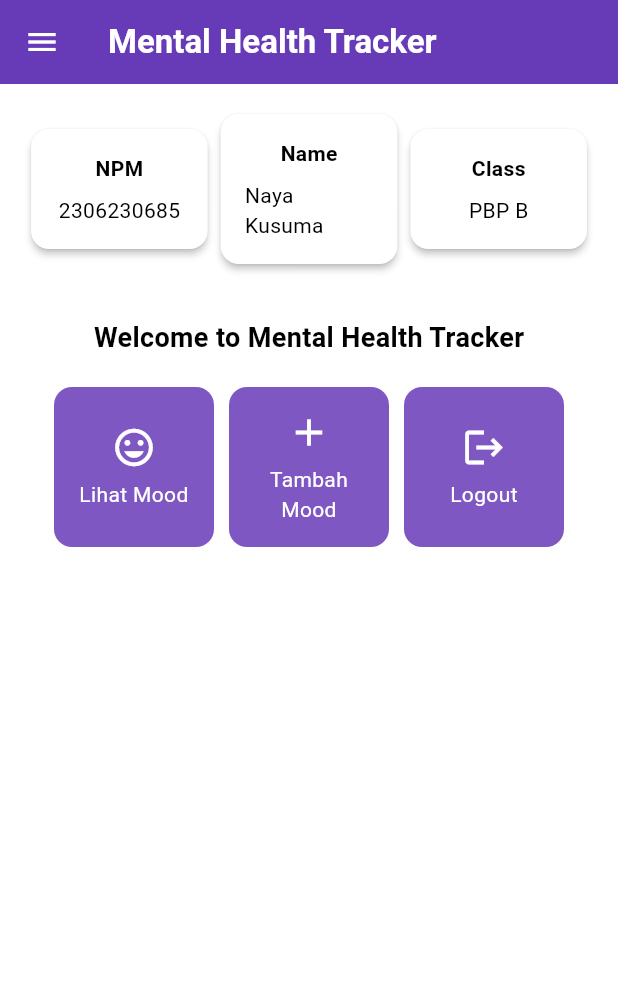
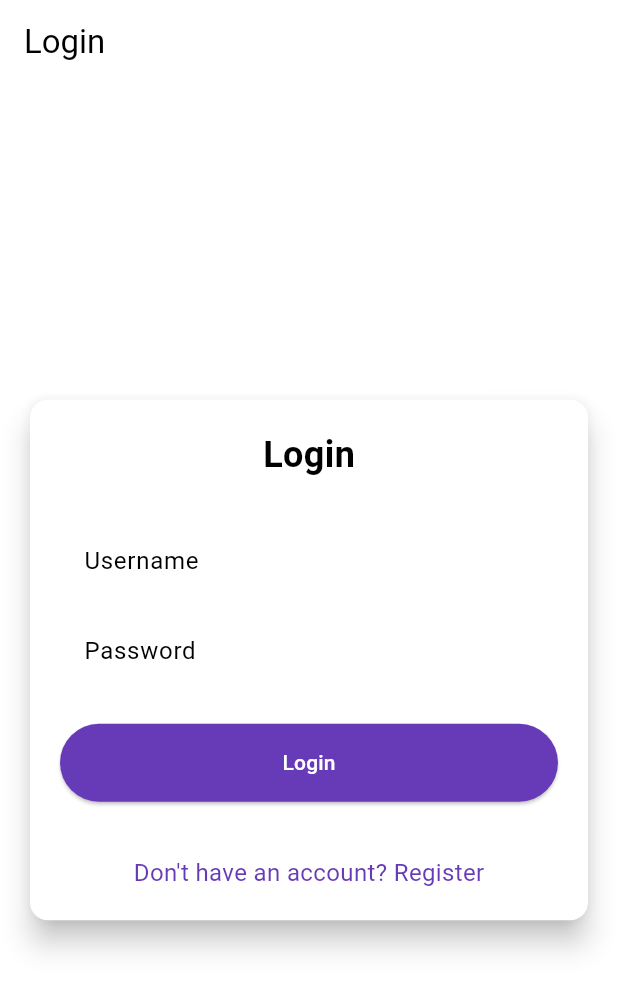
Before and after one commit to nayarachmi/mental-health-tracker-mobile, a Flutter app: the screen it shows after launch, on a phone screen of 412 x 824 dp. Shown: the top 991 px of the screen. Run offline on Flutter 3.47's test engine with Material 3 defaults, Android fonts, the phone set to English and light mode, and no system bars; missing offline and left inert: pbp_django_auth.

Commit message:
finish tutorial 8

```diff
--- a/lib/main.dart
+++ b/lib/main.dart
@@ -1,5 +1,8 @@
 import 'package:flutter/material.dart';
+import 'package:mental_health_tracker/screens/login.dart';
 import 'package:mental_health_tracker/screens/menu.dart';
+import 'package:pbp_django_auth/pbp_django_auth.dart';
+import 'package:provider/provider.dart';
 
 void main() {
   runApp(const MyApp());
@@ -8,33 +11,23 @@ void main() {
 class MyApp extends StatelessWidget {
   const MyApp({super.key});
 
-  // This widget is the root of your application.
   @override
   Widget build(BuildContext context) {
-    return MaterialApp(
-      title: 'Flutter Demo',
-      theme: ThemeData(
-        // This is the theme of your application.
-        //
-        // TRY THIS: Try running your application with "flutter run". You'll see
-        // the application has a purple toolbar. Then, without quitting the app,
-        // try changing the seedColor in the colorScheme below to Colors.green
-        // and then invoke "hot reload" (save your changes or press the "hot
-        // reload" button in a Flutter-supported IDE, or press "r" if you used
-        // the command line to start the app).
-        //
-        // Notice that the counter didn't reset back to zero; the application
-        // state is not lost during the reload. To reset the state, use hot
-        // restart instead.
-        //
-        // This works for code too, not just values: Most code changes can be
-        // tested with just a hot reload.
-        colorScheme: ColorScheme.fromSwatch(
-          primarySwatch: Colors.deepPurple,
-        ).copyWith(secondary: Colors.deepPurple[400]),
-        useMaterial3: true,
+    return Provider(
+      create: (_) {
+        CookieRequest request = CookieRequest();
+        return request;
+      },
+      child: MaterialApp(
+        title: 'Mental Health Tracker',
+        theme: ThemeData(
+          useMaterial3: true,
+          colorScheme: ColorScheme.fromSwatch(
+            primarySwatch: Colors.deepPurple,
+          ).copyWith(secondary: Colors.deepPurple[400]),
+        ),
+        home: const LoginPage(),
       ),
-      home: MyHomePage(),
     );
   }
 }
--- /dev/null
+++ b/lib/screens/login.dart
@@ -0,0 +1,183 @@
+import 'package:mental_health_tracker/screens/menu.dart';
+import 'package:flutter/material.dart';
+import 'package:pbp_django_auth/pbp_django_auth.dart';
+import 'package:provider/provider.dart';
+// TODO: Import halaman RegisterPage jika sudah dibuat
+import 'package:mental_health_tracker/screens/register.dart';
+
+
+void main() {
+  runApp(const LoginApp());
+}
+
+class LoginApp extends StatelessWidget {
+  const LoginApp({super.key});
+
+  @override
+  Widget build(BuildContext context) {
+    return MaterialApp(
+      title: 'Login',
+      theme: ThemeData(
+        useMaterial3: true,
+        colorScheme: ColorScheme.fromSwatch(
+          primarySwatch: Colors.deepPurple,
+        ).copyWith(secondary: Colors.deepPurple[400]),
+      ),
+      home: const LoginPage(),
+    );
+  }
+}
+
+class LoginPage extends StatefulWidget {
+  const LoginPage({super.key});
+
+  @override
+  State<LoginPage> createState() => _LoginPageState();
+}
+
+class _LoginPageState extends State<LoginPage> {
+  final TextEditingController _usernameController = TextEditingController();
+  final TextEditingController _passwordController = TextEditingController();
+
+  @override
+  Widget build(BuildContext context) {
+    final request = context.watch<CookieRequest>();
+
+    return Scaffold(
+      appBar: AppBar(
+        title: const Text('Login'),
+      ),
+      body: Center(
+        child: SingleChildScrollView(
+          padding: const EdgeInsets.all(16.0),
+          child: Card(
+            elevation: 8,
+            shape: RoundedRectangleBorder(
+              borderRadius: BorderRadius.circular(12.0),
+            ),
+            child: Padding(
+              padding: const EdgeInsets.all(20.0),
+              child: Column(
+                mainAxisSize: MainAxisSize.min,
+                children: [
+                  const Text(
+                    'Login',
+                    style: TextStyle(
+                      fontSize: 24.0,
+                      fontWeight: FontWeight.bold,
+                    ),
+                  ),
+                  const SizedBox(height: 30.0),
+                  TextField(
+                    controller: _usernameController,
+                    decoration: const InputDecoration(
+                      labelText: 'Username',
+                      hintText: 'Enter your username',
+                      border: OutlineInputBorder(
+                        borderRadius: BorderRadius.all(Radius.circular(12.0)),
+                      ),
+                      contentPadding:
+                          EdgeInsets.symmetric(horizontal: 12.0, vertical: 8.0),
+                    ),
+                  ),
+                  const SizedBox(height: 12.0),
+                  TextField(
+                    controller: _passwordController,
+                    decoration: const InputDecoration(
+                      labelText: 'Password',
+                      hintText: 'Enter your password',
+                      border: OutlineInputBorder(
+                        borderRadius: BorderRadius.all(Radius.circular(12.0)),
+                      ),
+                      contentPadding:
+                          EdgeInsets.symmetric(horizontal: 12.0, vertical: 8.0),
+                    ),
+                    obscureText: true,
+                  ),
+                  const SizedBox(height: 24.0),
+                  ElevatedButton(
+                    onPressed: () async {
+                      String username = _usernameController.text;
+                      String password = _passwordController.text;
+
+                      // Cek kredensial
+                      // TODO: Ganti URL dan jangan lupa tambahkan trailing slash (/) di akhir URL!
+                      // Untuk menyambungkan Android emulator dengan Django pada localhost,
+                      // gunakan URL http://10.0.2.2/
+                      final response = await request
+                          .login("http://127.0.0.1:8000/auth/login/", {
+                        'username': username,
+                        'password': password,
+                      });
+
+                      if (request.loggedIn) {
+                        String message = response['message'];
+                        String uname = response['username'];
+                        if (context.mounted) {
+                          Navigator.pushReplacement(
+                            context,
+                            MaterialPageRoute(
+                                builder: (context) => MyHomePage()),
+                          );
+                          ScaffoldMessenger.of(context)
+                            ..hideCurrentSnackBar()
+                            ..showSnackBar(
+                              SnackBar(
+                                  content:
+                                      Text("$message Selamat datang, $uname.")),
+                            );
+                        }
+                      } else {
+                        if (context.mounted) {
+                          showDialog(
+                            context: context,
+                            builder: (context) => AlertDialog(
+                              title: const Text('Login Gagal'),
+                              content: Text(response['message']),
+                              actions: [
+                                TextButton(
+                                  child: const Text('OK'),
+                                  onPressed: () {
+                                    Navigator.pop(context);
+                                  },
+                                ),
+                              ],
+                            ),
+                          );
+                        }
+                      }
+                    },
+                    style: ElevatedButton.styleFrom(
+                      foregroundColor: Colors.white,
+                      minimumSize: Size(double.infinity, 50),
+                      backgroundColor: Theme.of(context).colorScheme.primary,
+                      padding: const EdgeInsets.symmetric(vertical: 16.0),
+                    ),
+                    child: const Text('Login'),
+                  ),
+                  const SizedBox(height: 36.0),
+                  GestureDetector(
+                    onTap: () {
+                      Navigator.push(
+                        context,
+                        MaterialPageRoute(
+                            builder: (context) => const RegisterPage()),
+                      );
+                    },
+                    child: Text(
+                      'Don\'t have an account? Register',
+                      style: TextStyle(
+                        color: Theme.of(context).colorScheme.primary,
+                        fontSize: 16.0,
+                      ),
+                    ),
+                  ),
+                ],
+              ),
+            ),
+          ),
+        ),
+      ),
+    );
+  }
+}
--- a/pubspec.yaml
+++ b/pubspec.yaml
@@ -35,6 +35,9 @@ dependencies:
   # The following adds the Cupertino Icons font to your application.
   # Use with the CupertinoIcons class for iOS style icons.
   cupertino_icons: ^1.0.8
+  pbp_django_auth: ^0.4.0
+  provider: ^6.1.2
+  http: ^1.2.2
 
 dev_dependencies:
   flutter_test:
```
Also changed, not shown: lib/screens/list_moodentry.dart (added, +91 -0 lines), lib/screens/models/mood_entry.dart (added, +65 -0 lines), lib/screens/moodentry_form.dart (+34 -26 lines), lib/screens/register.dart (added, +166 -0 lines), lib/widgets/left_drawer.dart (+12 -0 lines), lib/widgets/mood_card.dart (+40 -2 lines), pubspec.lock, 2 other files.
